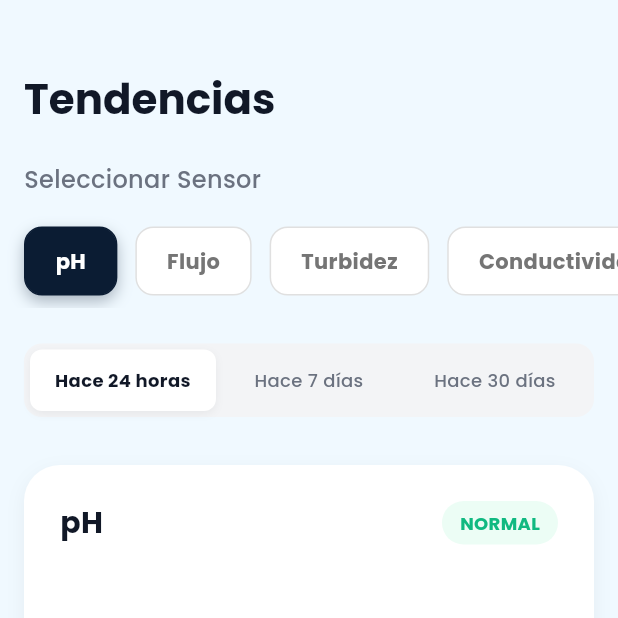
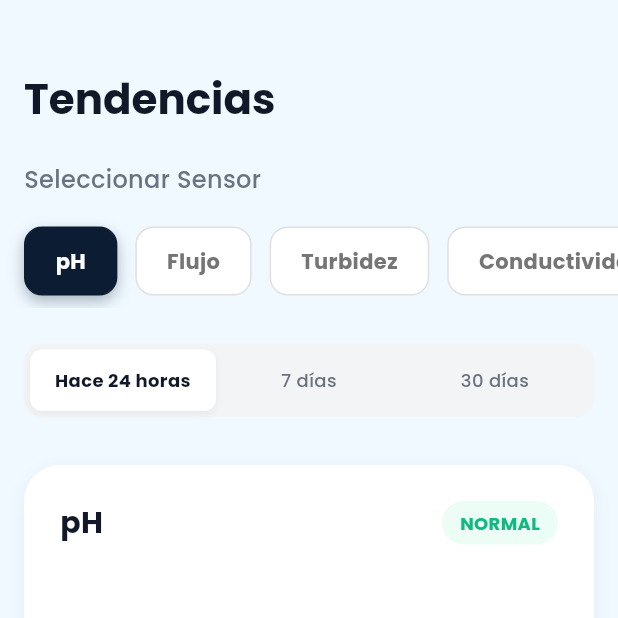
Before and after one commit to xhandlr/water-quality-monitoring, a Flutter app: the ChartsPage screen opened directly, on a phone screen of 412 x 824 dp, the top half of it. Run offline on Flutter 3.47's test engine with Material 3 defaults, Android fonts, the phone set to English and light mode, and no system bars; drawn by our look-alikes of fl_chart; our stand-ins replace google_fonts; missing offline and left inert: mobile_scanner.

Commit message:
fix: solucionar problema de contraste en tooltip de gráfico
- Cambiar fondo gris oscuro por uno blanco
- Cambiar labels del selector de rango de tiempos

```diff
--- a/app-mobile/lib/features/monitoring/widgets/charts/chart_card.dart
+++ b/app-mobile/lib/features/monitoring/widgets/charts/chart_card.dart
@@ -74,6 +74,23 @@ class ChartCard extends StatelessWidget {
             height: 200,
             child: LineChart(
               LineChartData(
+                lineTouchData: LineTouchData(
+                  touchTooltipData: LineTouchTooltipData(
+                    getTooltipColor: (touchedSpot) => Colors.white,
+                    tooltipRoundedRadius: 8,
+                    getTooltipItems: (List<LineBarSpot> touchedBarSpots) {
+                      return touchedBarSpots.map((barSpot) {
+                        return LineTooltipItem(
+                          barSpot.y.toStringAsFixed(1),
+                          const TextStyle(
+                            color: Color(0xFF009EE3),
+                            fontWeight: FontWeight.bold,
+                          ),
+                        );
+                      }).toList();
+                    },
+                  ),
+                ),
                 gridData: const FlGridData(show: false),
                 titlesData: const FlTitlesData(show: false),
                 borderData: FlBorderData(show: false),
--- a/app-mobile/lib/features/monitoring/widgets/charts/time_range_selector.dart
+++ b/app-mobile/lib/features/monitoring/widgets/charts/time_range_selector.dart
@@ -2,8 +2,8 @@ import 'package:flutter/material.dart';
 
 enum TimeRange {
   day24h('Hace 24 horas'),
-  days7('Hace 7 días'),
-  days30('Hace 30 días');
+  days7('7 días'),
+  days30('30 días');
 
   final String label;
   const TimeRange(this.label);
```
